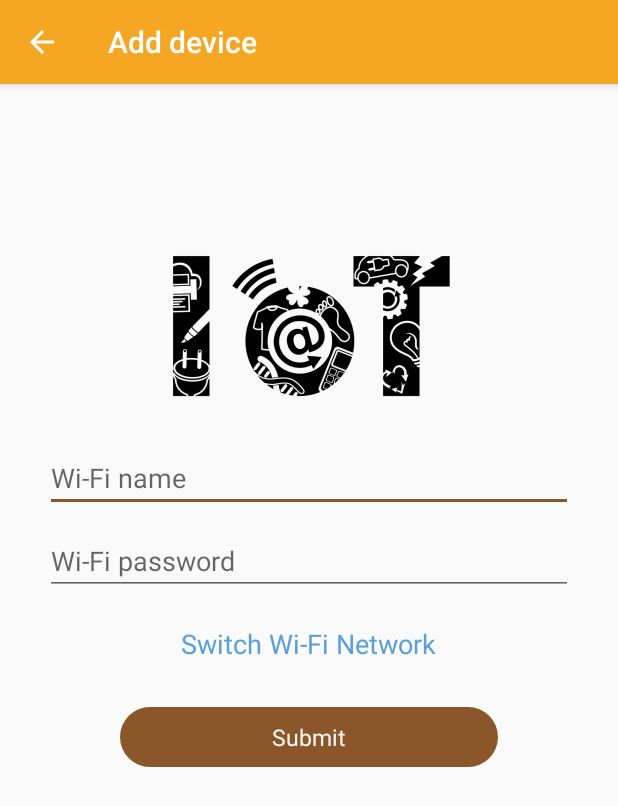
After one commit to tailt94/Android-OTT, an Android app: the ConfigDeviceFragment screen opened directly, with no data from a screen before it, on a phone screen of 412 x 824 dp. The commit adds this screen. Shown: the top 806 px of the screen. Run offline under Robolectric (Android 15) with nearby library versions, the phone set to English and light mode, and no system bars.

Commit message:
Add ConfigDeviceFragment

```diff
--- a/app/src/main/java/com/terralogic/alexle/ott/controller/activities/HomeActivity.java
+++ b/app/src/main/java/com/terralogic/alexle/ott/controller/activities/HomeActivity.java
@@ -70,7 +70,7 @@ public class HomeActivity extends AppCompatActivity {
 
     private void setupViewPager(ViewPager viewPager) {
         ViewPagerAdapter adapter = new ViewPagerAdapter(getSupportFragmentManager());
-        adapter.addFragment(new DevicesFragment(), "DEVICES");
+        adapter.addFragment(DevicesFragment.newInstance(user), "DEVICES");
         adapter.addFragment(new CallLogsFragment(), "CALLLOGS");
         adapter.addFragment(SettingsFragment.newInstance(user), "SETTINGS");
         viewPager.setAdapter(adapter);
--- a/app/src/main/java/com/terralogic/alexle/ott/controller/activities/LoginActivity.java
+++ b/app/src/main/java/com/terralogic/alexle/ott/controller/activities/LoginActivity.java
@@ -6,7 +6,6 @@ import android.os.AsyncTask;
 import android.os.Bundle;
 import android.os.Handler;
 import android.text.TextUtils;
-import android.util.Log;
 import android.view.View;
 import android.view.ViewGroup;
 import android.widget.EditText;
@@ -21,9 +20,6 @@ import com.terralogic.alexle.ott.model.User;
 import com.terralogic.alexle.ott.service.HttpHandler;
 import com.terralogic.alexle.ott.service.Service;
 import com.terralogic.alexle.ott.utils.Utils;
-
-import org.json.JSONException;
-import org.json.JSONObject;
 
 public class LoginActivity extends PostActivity implements ForgotPasswordDialogFragment.ForgotPasswordDialogListener {
     private ViewGroup rootView;
@@ -148,7 +144,7 @@ public class LoginActivity extends PostActivity implements ForgotPasswordDialogF
             service.addHeader("Content-Type", "application/x-www-form-urlencoded");
             service.addParam("method", "forgotpassword");
             service.addParam("email", emails[0]);
-            return service.makeServiceCall();
+            return service.post();
         }
 
         @Override
--- a/app/src/main/java/com/terralogic/alexle/ott/controller/activities/PostActivity.java
+++ b/app/src/main/java/com/terralogic/alexle/ott/controller/activities/PostActivity.java
@@ -2,7 +2,6 @@ package com.terralogic.alexle.ott.controller.activities;
 
 import android.app.ProgressDialog;
 import android.os.AsyncTask;
-import android.os.Handler;
 import android.support.v7.app.AppCompatActivity;
 import android.os.Bundle;
 import android.util.Log;
@@ -17,8 +16,6 @@ import org.json.JSONObject;
 
 import java.util.HashMap;
 import java.util.Map;
-import java.util.Timer;
-import java.util.TimerTask;
 
 public abstract class PostActivity extends AppCompatActivity {
     protected HashMap<String, String> postParams = new HashMap<>();
@@ -62,7 +59,7 @@ public abstract class PostActivity extends AppCompatActivity {
             for (Map.Entry<String, String> entry : paramsMap[0].entrySet()) {
                 httpHandler.addParam(entry.getKey(), entry.getValue());
             }
-            return httpHandler.makeServiceCall();
+            return httpHandler.post();
         }
 
         @Override
--- /dev/null
+++ b/app/src/main/java/com/terralogic/alexle/ott/controller/fragments/ConfigDeviceFragment.java
@@ -0,0 +1,103 @@
+package com.terralogic.alexle.ott.controller.fragments;
+
+
+import android.content.Context;
+import android.content.Intent;
+import android.os.AsyncTask;
+import android.os.Bundle;
+import android.provider.Settings;
+import android.support.annotation.Nullable;
+import android.support.v4.app.Fragment;
+import android.support.v4.app.FragmentManager;
+import android.support.v4.app.FragmentTransaction;
+import android.view.LayoutInflater;
+import android.view.View;
+import android.view.ViewGroup;
+import android.widget.EditText;
+import android.widget.TextView;
+import android.widget.Toast;
+
+import com.terralogic.alexle.ott.R;
+import com.terralogic.alexle.ott.controller.activities.AddDeviceActivity;
+import com.terralogic.alexle.ott.service.HttpHandler;
+import com.terralogic.alexle.ott.service.Service;
+import com.terralogic.alexle.ott.utils.Utils;
+
+/**
+ * A simple {@link Fragment} subclass.
+ */
+public class ConfigDeviceFragment extends Fragment {
+    private EditText inputWifiName;
+    private EditText inputWifiPassword;
+    private TextView btnSwitchWifi;
+    private ViewGroup btnSubmit;
+
+    private OnWifiInfoSubmitListener listener;
+
+    public ConfigDeviceFragment() {
+        // Required empty public constructor
+    }
+
+    @Override
+    public void onAttach(Context context) {
+        super.onAttach(context);
+        try {
+            listener = (OnWifiInfoSubmitListener) context;
+        } catch (ClassCastException ex) {
+            throw new ClassCastException(context.toString()
+                    + " must implement OnWifiInfoSubmitListener");
+        }
+    }
+
+    @Override
+    public View onCreateView(LayoutInflater inflater, ViewGroup container,
+                             Bundle savedInstanceState) {
+        // Inflate the layout for this fragment
+        return inflater.inflate(R.layout.fragment_config_device, container, false);
+    }
+
+    @Override
+    public void onViewCreated(View view, @Nullable Bundle savedInstanceState) {
+        bindViews(view);
+        setupListeners();
+        super.onViewCreated(view, savedInstanceState);
+    }
+
+    @Override
+    public void onDetach() {
+        super.onDetach();
+        listener = null;
+    }
+
+    private void bindViews(View view) {
+        inputWifiName = view.findViewById(R.id.input_wifi_name);
+        inputWifiPassword = view.findViewById(R.id.input_wifi_password);
+        btnSwitchWifi = view.findViewById(R.id.switch_wifi);
+        btnSubmit = view.findViewById(R.id.btn_submit);
+    }
+
+    private void setupListeners() {
+        btnSwitchWifi.setOnClickListener(new View.OnClickListener() {
+            @Override
+            public void onClick(View view) {
+                Intent intent = new Intent(Settings.ACTION_WIFI_SETTINGS);
+                startActivity(intent);
+            }
+        });
+
+        btnSubmit.setOnClickListener(new View.OnClickListener() {
+            @Override
+            public void onClick(View view) {
+                if (Utils.isRequiredFieldsFilled(inputWifiName, inputWifiPassword)) {
+                    listener.onWifiInfoSubmit(inputWifiName.getText().toString(), inputWifiPassword.getText().toString());
+                } else {
+                    Toast.makeText(getActivity(), "Wi-Fi name and password must be filled", Toast.LENGTH_SHORT).show();
+                }
+            }
+        });
+    }
+
+    public interface OnWifiInfoSubmitListener {
+        void onWifiInfoSubmit(String wifiName, String wifiPassword);
+    }
+}
--- a/app/src/main/java/com/terralogic/alexle/ott/controller/fragments/SettingsFragment.java
+++ b/app/src/main/java/com/terralogic/alexle/ott/controller/fragments/SettingsFragment.java
@@ -190,7 +190,7 @@ public class SettingsFragment extends Fragment implements EditAccountDialogFragm
             httpHandler.addHeader("Authorization", "Bearer " + users[0].getToken());
             httpHandler.addParam("method", "logout");
             httpHandler.addParam("email", users[0].getEmail());
-            return httpHandler.makeServiceCall();
+            return httpHandler.post();
         }
 
         @Override
@@ -213,7 +213,7 @@ public class SettingsFragment extends Fragment implements EditAccountDialogFragm
             for (Map.Entry<String, String> entry : params[0].entrySet()) {
                 httpHandler.addParam(entry.getKey(), entry.getValue());
             }
-            return httpHandler.makeServiceCall();
+            return httpHandler.post();
         }
 
         @Override
@@ -238,7 +238,7 @@ public class SettingsFragment extends Fragment implements EditAccountDialogFragm
             for (Map.Entry<String, String> entry : postParams.entrySet()) {
                 httpHandler.addParam(entry.getKey(), entry.getValue());
             }
-            return httpHandler.makeServiceCall();
+            return httpHandler.post();
         }
 
         @Override
--- a/app/src/main/java/com/terralogic/alexle/ott/service/Service.java
+++ b/app/src/main/java/com/terralogic/alexle/ott/service/Service.java
@@ -7,5 +7,5 @@ package com.terralogic.alexle.ott.service;
 public class Service {
     public static final String URL_USER = "http://10.20.19.73/user";
     public static final String URL_API = "http://10.20.19.73/api";
-    public static final String URL_ESP = "http://192.168.4.1/";
+    public static final String URL_ESP = "http://192.168.4.1/config";
 }
--- /dev/null
+++ b/app/src/main/res/layout/fragment_config_device.xml
@@ -0,0 +1,69 @@
+<ScrollView xmlns:android="http://schemas.android.com/apk/res/android"
+    xmlns:tools="http://schemas.android.com/tools"
+    android:layout_width="match_parent"
+    android:layout_height="match_parent"
+    tools:context="com.terralogic.alexle.ott.controller.activities.AddDeviceActivity">
+    <RelativeLayout
+        android:layout_width="match_parent"
+        android:layout_height="wrap_content">
+        <ImageView
+            android:id="@+id/image"
+            android:layout_width="200dp"
+            android:layout_height="wrap_content"
+            android:layout_marginTop="100dp"
+            android:layout_centerHorizontal="true"
+            android:src="@drawable/add_device_image"
+            android:adjustViewBounds="true"/>
+
+        <EditText
+            android:id="@+id/input_wifi_name"
+            android:layout_width="match_parent"
+            android:layout_height="wrap_content"
+            android:layout_below="@+id/image"
+            android:layout_marginTop="20dp"
+            android:layout_marginStart="30dp"
+            android:layout_marginEnd="30dp"
+            android:hint="@string/add_device_activity_wifi_name"
+            android:inputType="text"/>
+
+        <EditText
+            android:id="@+id/input_wifi_password"
+            android:layout_width="match_parent"
+            android:layout_height="wrap_content"
+            android:layout_below="@+id/input_wifi_name"
+            android:layout_marginTop="10dp"
+            android:layout_marginStart="30dp"
+            android:layout_marginEnd="30dp"
+            android:hint="@string/add_device_activity_wifi_password"
+            android:inputType="textPassword"/>
+
+        <TextView
+            android:id="@+id/switch_wifi"
+            android:layout_width="wrap_content"
+            android:layout_height="wrap_content"
+            android:layout_below="@+id/input_wifi_password"
+            android:padding="10dp"
+            android:layout_marginTop="10dp"
+            android:textSize="18sp"
+            android:textColor="@color/add_device_switch_wifi_text_color"
+            android:layout_centerHorizontal="true"
+            android:text="@string/add_device_activity_switch_wifi"/>
+
+        <LinearLayout
+            android:id="@+id/btn_submit"
+            android:layout_below="@+id/switch_wifi"
+            android:layout_marginTop="20dp"
+            android:layout_marginBottom="30dp"
+            android:layout_marginStart="80dp"
+            android:layout_marginEnd="80dp"
+            style="@style/AddDeviceButtonStyle">
+
+            <TextView
+                android:layout_width="wrap_content"
+                android:layout_height="wrap_content"
+                android:text="@string/add_device_activity_submit"
+                android:textColor="@color/login_button_text_color"
+                android:textSize="15sp" />
+        </LinearLayout>
+    </RelativeLayout>
+</ScrollView>
--- a/app/src/main/res/values/strings.xml
+++ b/app/src/main/res/values/strings.xml
@@ -80,4 +80,7 @@
     <string name="forgot_password_dialog_send">SEND</string>
 
     <string name="logout_dialog_warning">Are you sure you want to log out?</string>
+
+    <!-- TODO: Remove or change this placeholder text -->
+    <string name="hello_blank_fragment">Hello blank fragment</string>
 </resources>
```
Also changed, not shown: app/src/main/java/com/terralogic/alexle/ott/controller/activities/AddDeviceActivity.java (+69 -32 lines), app/src/main/java/com/terralogic/alexle/ott/controller/fragments/DevicesFragment.java (+22 -0 lines), app/src/main/java/com/terralogic/alexle/ott/service/HttpHandler.java (+51 -6 lines), app/src/main/res/layout/activity_add_device.xml (+4 -70 lines).
